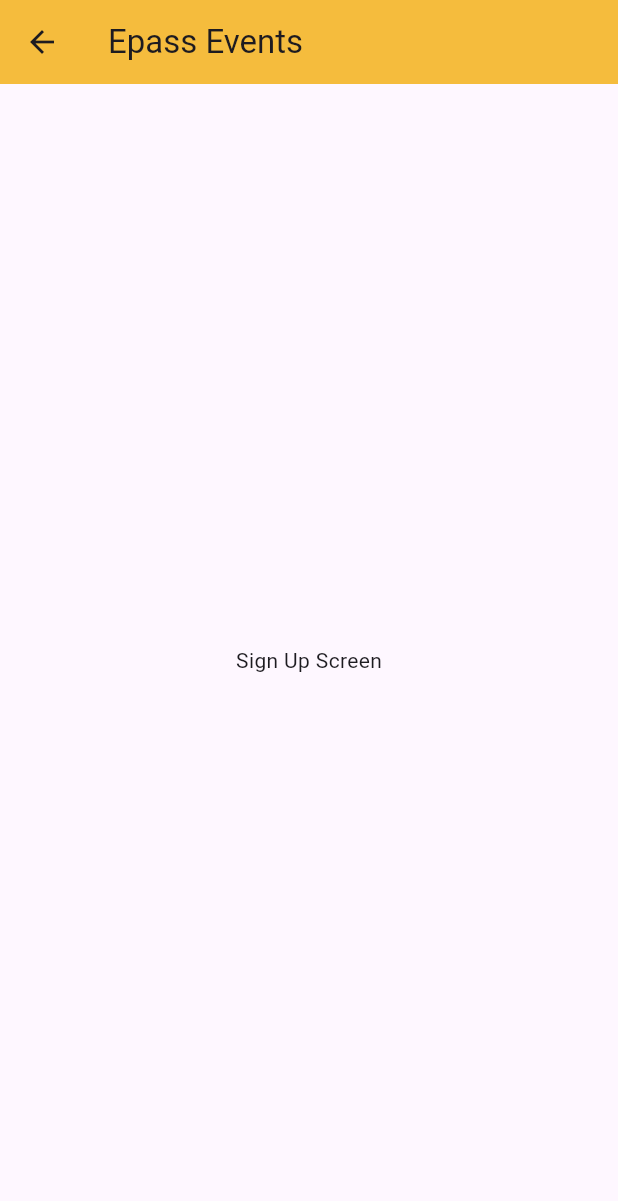
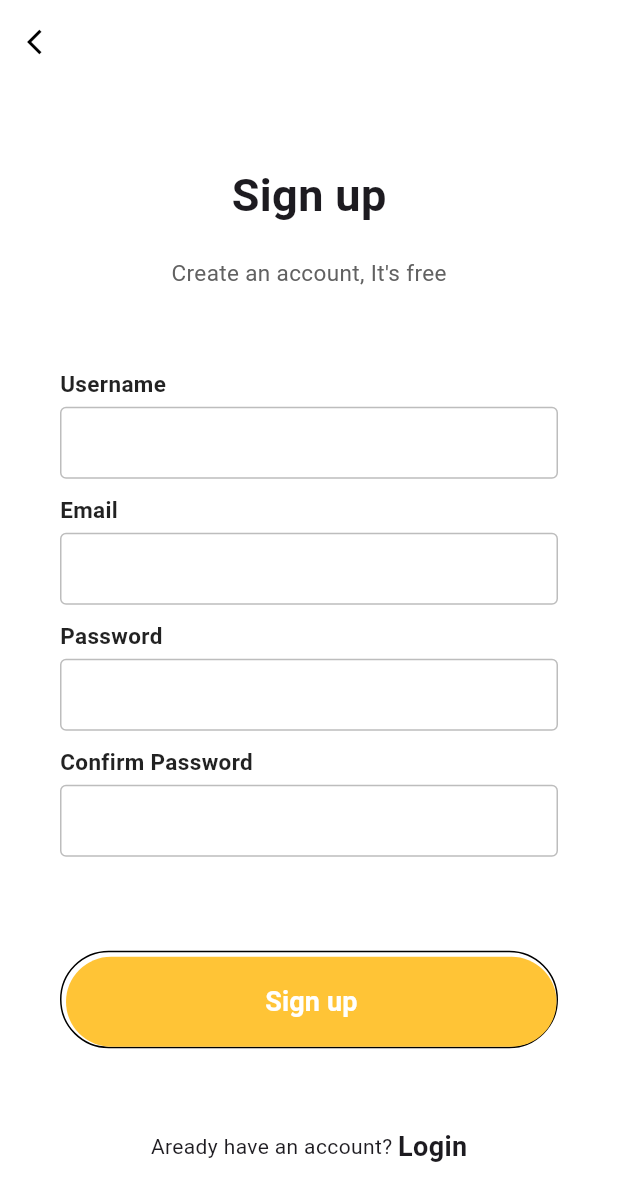
Before and after one commit to JJILU/login_signup_pages, a Flutter app: the SignUpPage screen opened directly, on a phone screen of 412 x 824 dp. Shown: the top 1201 px of the screen. Run offline on Flutter 3.47's test engine with Material 3 defaults, Android fonts, the phone set to English and light mode, and no system bars.

```diff
--- a/lib/landing_page.dart
+++ b/lib/landing_page.dart
@@ -0,0 +1,19 @@
+import 'package:flutter/material.dart';
+
+class LandingPage extends StatefulWidget {
+  const LandingPage({super.key});
+
+  @override
+  State<LandingPage> createState() => _LandingPageState();
+}
+
+class _LandingPageState extends State<LandingPage> {
+  @override
+  Widget build(BuildContext context) {
+    return const Scaffold(
+      body: Center(
+        child: Text("Landing Page"),
+      ),
+    );
+  }
+}
--- a/lib/login_page.dart
+++ b/lib/login_page.dart
@@ -1,5 +1,7 @@
 import 'package:flutter/material.dart';
-import 'package:flutter/services.dart';
+// import 'package:flutter/services.dart';
+import 'package:flutter_login_signup/landing_page.dart';
+import 'package:flutter_login_signup/main.dart';
 
 class LoginPage extends StatefulWidget {
   const LoginPage({super.key});
@@ -19,7 +21,7 @@ class _LoginPageState extends State<LoginPage> {
         backgroundColor: Colors.white,
         leading: IconButton(
           onPressed: () {
-            Navigator.pop(context);
+            Navigator.push(context, MaterialPageRoute(builder: (context) => const HomePage(),),);
           },
           icon: const Icon(
             Icons.arrow_back_ios,
@@ -70,9 +72,19 @@ class _LoginPageState extends State<LoginPage> {
                             label: "Password",
                             obscureText: true,
                           ),
+                      const Row(
+                      mainAxisAlignment: MainAxisAlignment.end,
+                      children: [
+                        Text("Forgot Password?", style: TextStyle(
+                            fontWeight: FontWeight.w600,
+                            fontSize: 15,
+                          ),)
+                      ],
+                    ),
                         ],
                       ),
                     ),
+
 
 
                     Padding(
@@ -100,10 +112,12 @@ class _LoginPageState extends State<LoginPage> {
                           minWidth: double.infinity,
                           height: 60,
                           onPressed: () {
-                             Navigator.push(
-                          context,
-                          MaterialPageRoute(
-                              builder: (context) => const LandingPage()))
+                            Navigator.push(
+                              context,
+                              MaterialPageRoute(
+                                builder: (context) => const LandingPage(),
+                              ),
+                            );
                           },
                           color: const Color(0xffFFC436),
                           elevation: 0,
@@ -121,10 +135,11 @@ class _LoginPageState extends State<LoginPage> {
                         ),
                       ),
                     ),
+
                     const Row(
                       mainAxisAlignment: MainAxisAlignment.center,
                       children: [
-                        Text("Don't have an account?"),
+                        Text("Don't have an account? "),
                         Text(
                           "Sign up",
                           style: TextStyle(
@@ -148,7 +163,7 @@ class _LoginPageState extends State<LoginPage> {
                 ),
               ),
             ],
-          )),
+          ),),
     );
   }
 }
--- a/lib/signup_page.dart
+++ b/lib/signup_page.dart
@@ -1,4 +1,7 @@
 import 'package:flutter/material.dart';
+import 'package:flutter_login_signup/landing_page.dart';
+import 'package:flutter_login_signup/login_page.dart';
+import 'package:flutter_login_signup/main.dart';
 
 class SignUpPage extends StatefulWidget {
   const SignUpPage({super.key});
@@ -11,13 +14,130 @@ class _SignUpPageState extends State<SignUpPage> {
   @override
   Widget build(BuildContext context) {
     return Scaffold(
+      resizeToAvoidBottomInset: true,
+      backgroundColor: Colors.white,
       appBar: AppBar(
-        title: const Text('Epass Events'),
-        backgroundColor: const Color(0xffFFC436),
-        elevation: 2,
+        elevation: 0,
+        backgroundColor: Colors.white,
+        leading: IconButton(
+          onPressed: () {
+
+            Navigator.push(context, MaterialPageRoute(builder: (context) => const HomePage(),),);
+
+          },
+          icon: const Icon(
+            Icons.arrow_back_ios,
+            size: 20,
+            color: Colors.black,
+          ),
+        ),
       ),
-      body: const Center(
-        child: Text("Sign Up Screen"),
+      body: SingleChildScrollView(
+        child: Container(
+          padding: const EdgeInsets.symmetric(
+            horizontal: 40,
+          ),
+          height: MediaQuery.of(context).size.height - 50,
+          width: double.infinity,
+          child: Column(
+            mainAxisAlignment: MainAxisAlignment.spaceEvenly,
+            children: [
+              Column(
+                children: [
+                  const Text(
+                    "Sign up",
+                    style: TextStyle(
+                      fontSize: 30,
+                      fontWeight: FontWeight.bold,
+                    ),
+                  ),
+                  const SizedBox(
+                    height: 20,
+                  ),
+                  Text(
+                    "Create an account, It's free",
+                    style: TextStyle(
+                      fontSize: 15,
+                      color: Colors.grey[700],
+                    ),
+                  ),
+                ],
+              ),
+              Column(
+                children: [
+                  inputFile(label: "Username"),
+                  inputFile(label: "Email"),
+                  inputFile(
+                    label: "Password",
+                    obscureText: true,
+                  ),
+                  inputFile(
+                    label: "Confirm Password",
+                    obscureText: true,
+                  ),
+                ],
+              ),
+              Container(
+                padding: const EdgeInsets.only(top: 3, left: 3),
+                decoration: BoxDecoration(
+                  borderRadius: BorderRadius.circular(50),
+                  border: const Border(
+                    bottom: BorderSide(
+                      color: Colors.black,
+                    ),
+                    top: BorderSide(
+                      color: Colors.black,
+                    ),
+                    left: BorderSide(
+                      color: Colors.black,
+                    ),
+                    right: BorderSide(
+                      color: Colors.black,
+                    ),
+                  ),
+                ),
+                child: MaterialButton(
+                  minWidth: double.infinity,
+                  height: 60,
+                  onPressed: () {
+                    Navigator.push(
+                      context,
+                      MaterialPageRoute(
+                        builder: (context) => const LandingPage(),
+                      ),
+                    );
+                  },
+                  color: const Color(0xffFFC436),
+                  elevation: 0,
+                  shape: RoundedRectangleBorder(
+                    borderRadius: BorderRadius.circular(50),
+                  ),
+                  child: const Text(
+                    "Sign up",
+                    style: TextStyle(
+                      color: Colors.white,
+                      fontWeight: FontWeight.w600,
+                      fontSize: 18,
+                    ),
+                  ),
+                ),
+              ),
+             const  Row(
+                mainAxisAlignment: MainAxisAlignment.center,
+                children: [
+                  Text("Aready have an account? "),
+                  Text(
+                    "Login",
+                    style: TextStyle(
+                      fontWeight: FontWeight.w600,
+                      fontSize: 18,
+                    ),
+                  )
+                ],
+              )
+            ],
+          ),
+        ),
       ),
     );
   }
```
